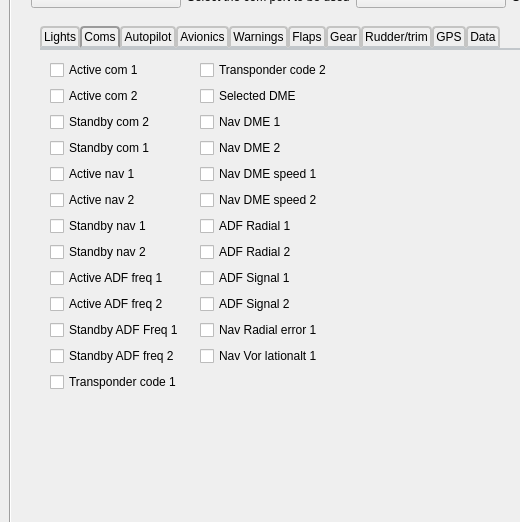
Qt form mainwindow.ui (BitsAndDroids/Bits-and-Droids-flight-connector) before a commit; both pictures show x 0 to 520 and y 207 to 729 of the 1058 by 810 pixel window.
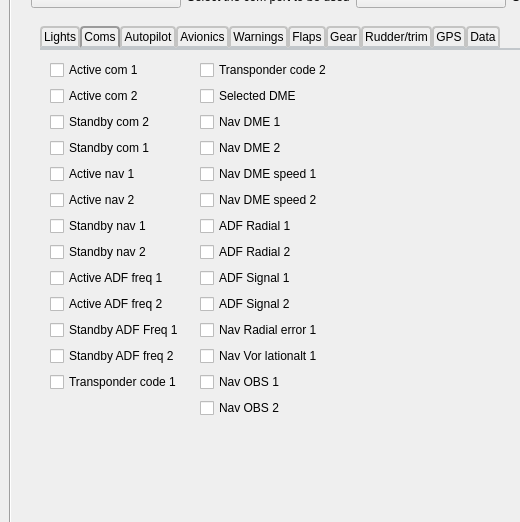
The same form after that commit. The open tabs and pages were chosen to show the change.

The edit to the form file:
```diff
--- a/mainwindow.ui
+++ b/mainwindow.ui
@@ -674,7 +674,7 @@
                   <x>160</x>
                   <y>10</y>
                   <width>160</width>
-                  <height>371</height>
+                  <height>402</height>
                  </rect>
                 </property>
                 <layout class="QFormLayout" name="formLayout_11">
@@ -765,6 +765,20 @@
                    </property>
                   </widget>
                  </item>
+                 <item row="12" column="0">
+                  <widget class="QCheckBox" name="cbNavObs1">
+                   <property name="text">
+                    <string>Nav OBS 1</string>
+                   </property>
+                  </widget>
+                 </item>
+                 <item row="13" column="0">
+                  <widget class="QCheckBox" name="cbNavObs2">
+                   <property name="text">
+                    <string>Nav OBS 2</string>
+                   </property>
+                  </widget>
+                 </item>
                 </layout>
                </widget>
               </widget>
```
Left out of the diff: 4 changed lines with no effect on the pictures.
